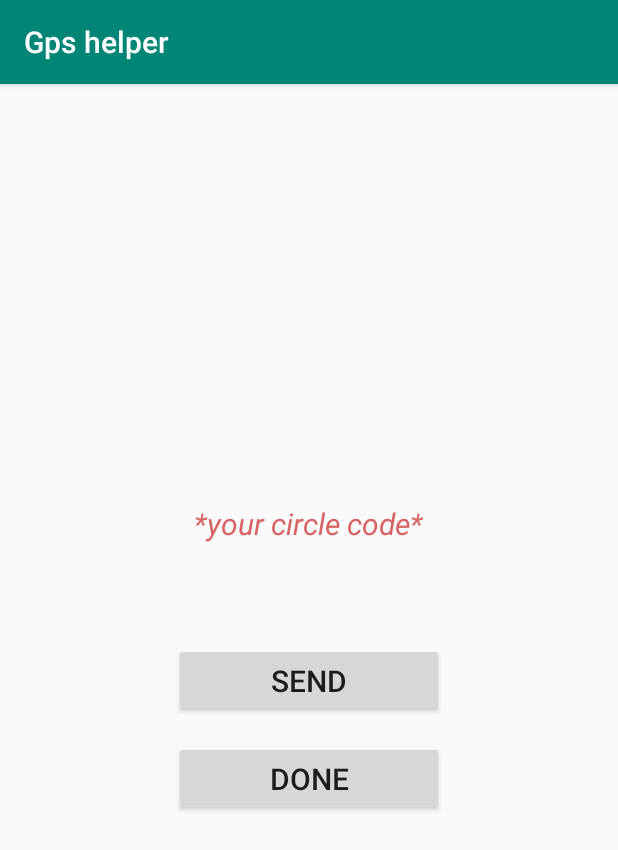
After one commit to Roshannahak/Gps-Helper, an Android app: the showcirclecode screen opened directly, with no data from a screen before it, on a phone screen of 412 x 824 dp. The commit adds this screen. Shown: the top 850 px of the screen. Run offline under Robolectric (Android 15) with nearby library versions, the phone set to English and light mode, and no system bars; our stand-ins replace Firebase (no records; nobody signed in at launch, a user with empty details on screens opened directly); 2 statements that could not run were skipped.

Commit message:
circlecode activity

```diff
--- a/app/src/main/AndroidManifest.xml
+++ b/app/src/main/AndroidManifest.xml
@@ -2,7 +2,7 @@
 <manifest xmlns:android="http://schemas.android.com/apk/res/android"
     package="com.example.gpshelper">
 
-    <uses-permission android:name="android.permission.INTERNET"/>
+    <uses-permission android:name="android.permission.INTERNET" />
 
     <application
         android:allowBackup="true"
@@ -11,7 +11,8 @@
         android:roundIcon="@mipmap/ic_launcher_round"
         android:supportsRtl="true"
         android:theme="@style/AppTheme">
-        <activity android:name=".home"></activity>
+        <activity android:name=".showcirclecode"></activity>
+        <activity android:name=".home" />
         <activity android:name=".signup_screen" />
         <activity android:name=".login_screen" />
         <activity android:name=".MainActivity">
--- a/app/src/main/java/com/example/gpshelper/login_screen.java
+++ b/app/src/main/java/com/example/gpshelper/login_screen.java
@@ -69,7 +69,7 @@ public class login_screen extends AppCompatActivity {
                         public void onComplete(@NonNull Task<AuthResult> task) {
                             if (task.isSuccessful()) {
                                 Toast.makeText(login_screen.this, "success..", Toast.LENGTH_SHORT).show();
-                                startActivity(new Intent(login_screen.this, home.class));
+                                startActivity(new Intent(login_screen.this, showcirclecode.class));
                             } else {
                                 Toast.makeText(login_screen.this, "failed", Toast.LENGTH_SHORT).show();
                             }
--- /dev/null
+++ b/app/src/main/java/com/example/gpshelper/showcirclecode.java
@@ -0,0 +1,70 @@
+package com.example.gpshelper;
+
+import androidx.annotation.NonNull;
+import androidx.appcompat.app.AppCompatActivity;
+
+import android.content.Intent;
+import android.os.Bundle;
+import android.view.View;
+import android.widget.Button;
+import android.widget.TextView;
+import android.widget.Toast;
+
+import com.google.firebase.auth.FirebaseAuth;
+import com.google.firebase.auth.FirebaseUser;
+import com.google.firebase.database.DataSnapshot;
+import com.google.firebase.database.DatabaseError;
+import com.google.firebase.database.DatabaseReference;
+import com.google.firebase.database.FirebaseDatabase;
+import com.google.firebase.database.ValueEventListener;
+
+public class showcirclecode extends AppCompatActivity {
+
+    TextView showid;
+    Button done;
+    DatabaseReference databaseReference;
+    FirebaseUser firebaseUser;
+
+    @Override
+    protected void onCreate(Bundle savedInstanceState) {
+        super.onCreate(savedInstanceState);
+        setContentView(R.layout.activity_showcirclecode);
+
+        showid = findViewById(R.id.txtcircle_id);
+        done = findViewById(R.id.button_done);
+
+        //String currentid = firebaseUser.getUid();
+        databaseReference = FirebaseDatabase.getInstance().getReference("users").child(firebaseUser.getUid());
+
+        databaseReference.addValueEventListener(new ValueEventListener() {
+            @Override
+            public void onDataChange(@NonNull DataSnapshot dataSnapshot) {
+                try {
+                    String i = dataSnapshot.child("circle_id").getValue(String.class);
+                    //String str = String.valueOf(i);
+                    showid.setText(i);
+                }catch (NullPointerException e){
+                    Toast.makeText(showcirclecode.this, "error:"+e, Toast.LENGTH_SHORT).show();
+                }
+            }
+
+            @Override
+            public void onCancelled(@NonNull DatabaseError databaseError) {
+
+            }
+        });
+
+        done.setOnClickListener(new View.OnClickListener() {
+            @Override
+            public void onClick(View v) {
+                donetohomelistener();
+            }
+        });
+    }
+
+    private void donetohomelistener() {
+
+        startActivity(new Intent(showcirclecode.this, home.class));
+
+    }
+}
--- a/app/src/main/java/com/example/gpshelper/signup_screen.java
+++ b/app/src/main/java/com/example/gpshelper/signup_screen.java
@@ -55,11 +55,11 @@ public class signup_screen extends AppCompatActivity {
 
     private void signuplistner() {
 
+        try {
             final String first_name = fname.getText().toString().trim();
             final String last_name = lname.getText().toString().trim();
             final String email = eemail.getText().toString().trim();
             final String password = ppassword.getText().toString().trim();
-        final String userid = firebaseAuth.getCurrentUser().getUid();
 
             Date date = new Date();
             SimpleDateFormat dateFormat = new SimpleDateFormat("dd/MM/yyyy HH:mm", Locale.getDefault());
@@ -74,6 +74,7 @@ public class signup_screen extends AppCompatActivity {
                             public void onComplete(@NonNull Task<AuthResult> task) {
                                 if (task.isSuccessful()) {
 
+                                    String userid = firebaseAuth.getCurrentUser().getUid();
                                     users info = new users(userid, first_name, last_name, generatecode(), email, password, strdate);
                                     FirebaseDatabase.getInstance().getReference("users")
                                             .child(userid)
@@ -92,11 +93,14 @@ public class signup_screen extends AppCompatActivity {
                             }
                         });
             }
+        } catch (NullPointerException e) {
+            Toast.makeText(signup_screen.this, "error:" + e, Toast.LENGTH_SHORT).show();
         }
-    private String generatecode()
-    {
+    }
+
+    private String generatecode() {
         Random r = new Random();
-        int intcode = 100000+r.nextInt(900000);
+        int intcode = 100000 + r.nextInt(900000);
         String code = String.valueOf(intcode);
         return code;
     }
--- /dev/null
+++ b/app/src/main/res/layout/activity_showcirclecode.xml
@@ -0,0 +1,56 @@
+<?xml version="1.0" encoding="utf-8"?>
+<RelativeLayout xmlns:android="http://schemas.android.com/apk/res/android"
+    xmlns:app="http://schemas.android.com/apk/res-auto"
+    xmlns:tools="http://schemas.android.com/tools"
+    android:layout_width="match_parent"
+    android:layout_height="match_parent"
+    tools:context=".showcirclecode"
+    android:padding="16dp">
+
+    <LinearLayout
+        android:layout_width="match_parent"
+        android:layout_height="wrap_content"
+        android:layout_centerInParent="true"
+        android:orientation="vertical">
+
+        <TextView
+            android:layout_width="wrap_content"
+            android:layout_height="wrap_content"
+            android:text="*your circle code*"
+            android:textStyle="italic"
+            android:textSize="20sp"
+            android:textAllCaps="false"
+            android:textAlignment="center"
+            android:layout_gravity="center"
+            android:textColor="#D86363"/>
+        <TextView
+            android:id="@+id/txtcircle_id"
+            android:layout_width="wrap_content"
+            android:layout_height="wrap_content"
+            android:textStyle="bold"
+            android:textSize="30sp"
+            android:layout_gravity="center"
+            android:layout_marginTop="10dp"/>
+        <Button
+            android:layout_width="match_parent"
+            android:layout_height="50dp"
+            android:layout_marginStart="100dp"
+            android:layout_marginEnd="100dp"
+            android:text="send"
+            android:textAllCaps="true"
+            android:textSize="20sp"
+            android:layout_marginTop="15dp"/>
+        <Button
+            android:id="@+id/button_done"
+            android:layout_width="match_parent"
+            android:layout_height="50dp"
+            android:layout_marginStart="100dp"
+            android:layout_marginEnd="100dp"
+            android:text="done"
+            android:textAllCaps="true"
+            android:textSize="20sp"
+            android:layout_marginTop="15dp"/>
+
+    </LinearLayout>
+
+</RelativeLayout>
```
Lines whose indentation alone changed are shown as unchanged.
